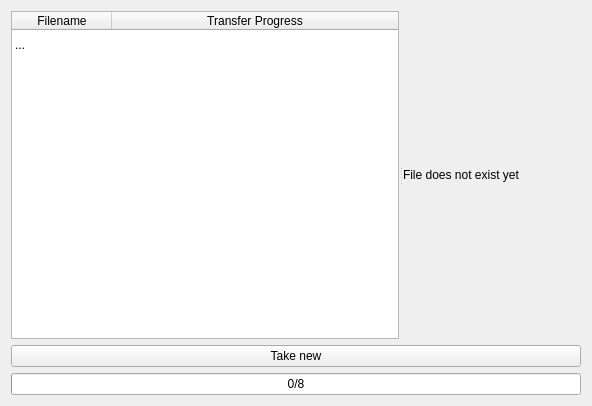
Before: the Qt Designer form rosws/src/rover_rqt_science/resource/pano.ui in Zhangwenyao1/URC, drawn with Qt 5.
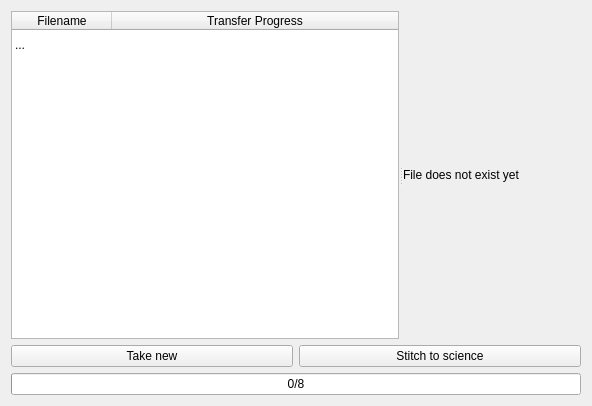
After: the same form once the commit is applied.

The edit to the form file:
```diff
--- a/rosws/src/rover_rqt_science/resource/pano.ui
+++ b/rosws/src/rover_rqt_science/resource/pano.ui
@@ -91,6 +91,13 @@
          </property>
         </widget>
        </item>
+       <item>
+        <widget class="QPushButton" name="stitchButton">
+         <property name="text">
+          <string>Stitch to science</string>
+         </property>
+        </widget>
+       </item>
       </layout>
      </item>
      <item>
```
